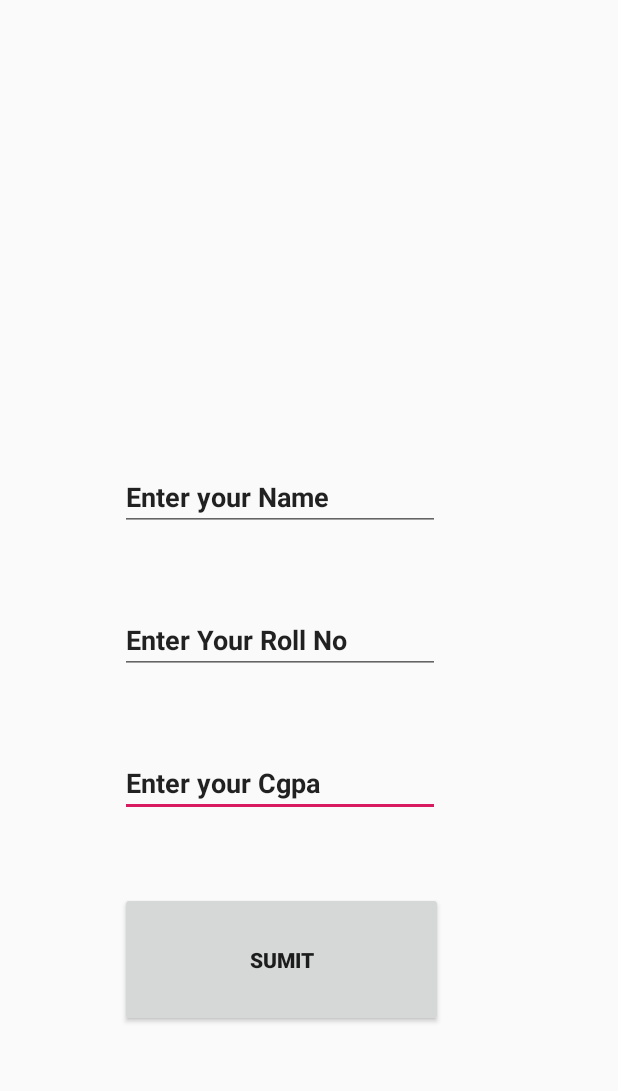
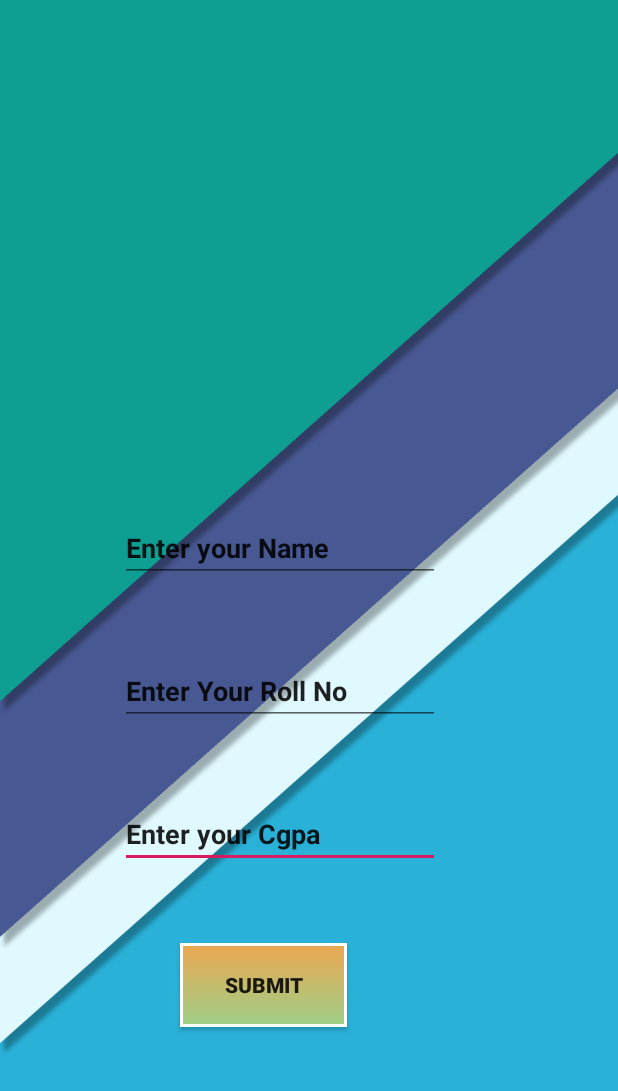
Before and after one commit to groupproject124/Hackathon-project, an Android app: the screen it shows after launch (MainActivity), on a phone screen of 412 x 824 dp. Shown: the top 1091 px of the screen. Run offline under Robolectric (Android 15) with nearby library versions, the phone set to English and light mode, and no system bars.

Commit message:
new design changes

```diff
--- a/app/src/main/java/com/example/myapplication/Main3Activity.kt
+++ b/app/src/main/java/com/example/myapplication/Main3Activity.kt
@@ -42,7 +42,7 @@ class Main3Activity : AppCompatActivity() {
             h6.id->{
                 var recipt="naman.nishi@gmail.com"
                 var subject="placement request"
-                var body="roll no"+ M_id+"has applied for Tcs Please see his details with college"
+                var body="roll no"+ M_id+"has applied for Google Please see his details with college"
                 sendEmail(recipt,subject,body)
             }
 
--- a/app/src/main/java/com/example/myapplication/Main4Activity.kt
+++ b/app/src/main/java/com/example/myapplication/Main4Activity.kt
@@ -43,7 +43,7 @@ class Main4Activity : AppCompatActivity() {
             hh21.id->{
                 var recipt="naman.nishi@gmail.com"
                 var subject="placement request"
-                var body="roll no"+ M_id+"has applied for Tcs Please see his details with college"
+                var body="roll no"+ M_id+"has applied for Aceenture Please see his details with college"
                 sendEmail(recipt,subject,body)
             }
 
--- a/app/src/main/java/com/example/myapplication/MainActivity.kt
+++ b/app/src/main/java/com/example/myapplication/MainActivity.kt
@@ -35,6 +35,8 @@ class MainActivity : AppCompatActivity() {
 
                 var intent= Intent(this,Main6Activity::class.java)
                 startActivity(intent)
+                cgpa_new=tt3.text.toString().toDouble()
+
                 M_id=tt2.text.toString().toInt()
 
 
@@ -69,6 +71,7 @@ class MainActivity : AppCompatActivity() {
         return when (item.itemId) {
             R.id.action_settings -> true
             else -> super.onOptionsItemSelected(item)
+
         }
     }
                 //tt4.visibility=View.VISIBLE
--- /dev/null
+++ b/app/src/main/res/drawable/back.xml
@@ -0,0 +1,7 @@
+<?xml version="1.0" encoding="utf-8"?>
+<selector xmlns:android="http://schemas.android.com/apk/res/android">
+    <gradient android:startColor="#9dcf87"
+        android:endColor="#eca752"
+        android:angle="90"></gradient>
+
+</selector>
--- /dev/null
+++ b/app/src/main/res/drawable/button.xml
@@ -0,0 +1,13 @@
+<?xml version="1.0" encoding="utf-8"?>
+<shape xmlns:android="http://schemas.android.com/apk/res/android"
+    android:shape="rectangle">
+    <gradient android:startColor="#9dcf87"
+        android:endColor="#eca752"
+        android:angle="90"></gradient>
+    <stroke
+        android:width="2dp"
+        android:color="#FFF"
+        />
+    <corner android:radius="15dp"/>
+
+</shape>
--- /dev/null
+++ b/app/src/main/res/drawable/custom_button.xml
@@ -0,0 +1,12 @@
+<?xml version="1.0" encoding="utf-8"?>
+<selector xmlns:android="http://schemas.android.com/apk/res/android">
+    <item
+        android:state_pressed="true"
+        android:drawable="@drawable/button" />
+    <item
+        android:state_pressed="false"
+        android:drawable="@drawable/button" />
+
+
+
+</selector>
--- a/app/src/main/res/layout/activity_main.xml
+++ b/app/src/main/res/layout/activity_main.xml
@@ -6,7 +6,8 @@
     android:layout_height="match_parent"
     android:visibility="visible"
     tools:context=".MainActivity"
-    tools:visibility="visible">
+    tools:visibility="visible"
+    android:background="@drawable/back">
 
 
     <EditText
@@ -58,17 +59,17 @@
         tools:ignore="MissingConstraints" />
 
     <Button
+        android:background="@drawable/custom_button"
         android:id="@+id/hh2"
-        android:layout_width="215dp"
-        android:layout_height="90dp"
-        android:layout_marginStart="80dp"
+        android:layout_width="111dp"
+        android:layout_height="56dp"
+        android:layout_marginStart="120dp"
         android:layout_marginBottom="20dp"
-        android:text="SUMIT"
+        android:text="SUBMIT"
         android:textStyle="bold"
         android:visibility="visible"
         app:layout_constraintBottom_toTopOf="@+id/tt4"
-        app:layout_constraintStart_toStartOf="parent"
-        tools:ignore="MissingConstraints" />
+        app:layout_constraintStart_toStartOf="parent" />
 
     <TextView
         android:id="@+id/tt4"
--- a/app/src/main/res/layout/activity_main3.xml
+++ b/app/src/main/res/layout/activity_main3.xml
@@ -4,7 +4,8 @@
     xmlns:tools="http://schemas.android.com/tools"
     android:layout_width="match_parent"
     android:layout_height="match_parent"
-    tools:context=".Main3Activity">
+    tools:context=".Main3Activity"
+    android:background="@drawable/back">
 
     <TextView
         android:layout_width="332dp"
@@ -54,17 +55,20 @@
         app:layout_constraintStart_toStartOf="parent" />
 
     <Button
+        android:background="@drawable/custom_button"
         android:id="@+id/h6"
         android:layout_width="wrap_content"
         android:layout_height="wrap_content"
         android:layout_marginStart="50dp"
         android:layout_marginBottom="100dp"
+        android:onClick="see"
         android:text="Submit"
         app:layout_constraintBottom_toBottomOf="parent"
         app:layout_constraintStart_toStartOf="parent"
         tools:ignore="MissingConstraints" />
 
     <Button
+        android:background="@drawable/custom_button"
         android:id="@+id/bu2"
         android:layout_width="wrap_content"
         android:layout_height="wrap_content"
--- a/app/src/main/res/layout/nj.xml
+++ b/app/src/main/res/layout/nj.xml
@@ -4,7 +4,8 @@
     xmlns:tools="http://schemas.android.com/tools"
     android:orientation="vertical" android:layout_width="match_parent"
     android:layout_height="match_parent"
-    tools:context=".Main3Activity">
+    tools:context=".Main3Activity"
+    android:background="@drawable/back">
 
 
     <EditText
@@ -47,16 +48,19 @@
         tools:layout_editor_absoluteX="33dp" />
 
     <Button
+        android:background="@drawable/custom_button"
         android:id="@+id/hh2"
         android:layout_width="79dp"
         android:layout_height="56dp"
         android:layout_marginStart="50dp"
         android:layout_marginBottom="100dp"
+        android:onClick="see"
         android:text="Submit"
         app:layout_constraintBottom_toBottomOf="parent"
         app:layout_constraintStart_toStartOf="parent" />
 
     <Button
+        android:background="@drawable/custom_button"
         android:id="@+id/bu2"
         android:layout_width="wrap_content"
         android:layout_height="wrap_content"
--- /dev/null
+++ b/app/src/main/res/values/button_issd.xml
@@ -0,0 +1,2 @@
+<?xml version="1.0" encoding="utf-8"?>
+<resources></resources>
```
Also changed, not shown: app/src/main/java/com/example/myapplication/Main6Activity.kt (+17 -3 lines), app/src/main/res/layout/activity_main4.xml (+6 -2 lines), app/src/main/res/layout/activity_main5.xml (+7 -2 lines), app/src/main/res/layout/activity_main6.xml (+23 -19 lines), app/src/main/res/drawable-v24/back.png (added), app/src/main/res/drawable-v24/download.jpg (added).
